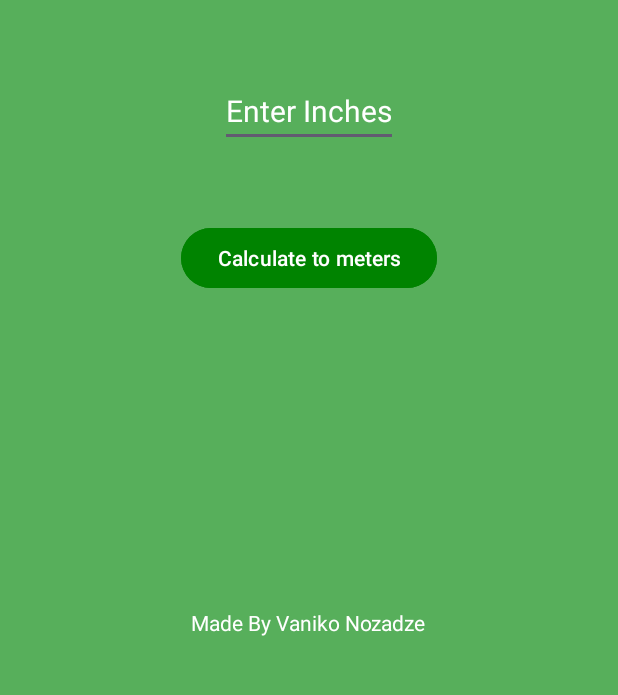
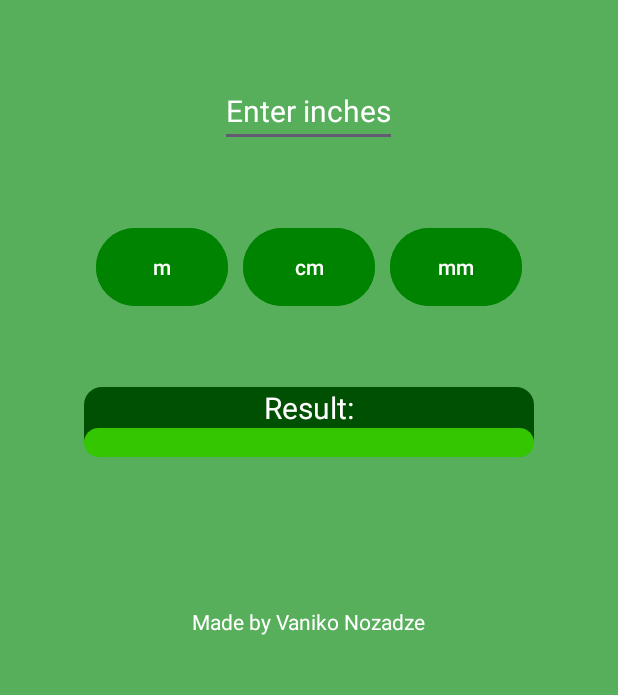
Before and after one commit to Vaniko1/InchesConverterApp, an Android app: the screen it shows after launch (MainActivity), on a phone screen of 412 x 824 dp, the part 511-1206 px from its top. Run offline under Robolectric (Android 15) with nearby library versions, the phone set to English and light mode, and no system bars.

Commit message:
added cm and mm buttons with functionality

```diff
--- a/app/src/main/java/com/vinnorman/inchesconverter/MainActivity.java
+++ b/app/src/main/java/com/vinnorman/inchesconverter/MainActivity.java
@@ -15,7 +15,11 @@ public class MainActivity extends AppCompatActivity {
 
     EditText inchesEditText;
 
-    Button calculateButton;
+    Button metersButton;
+
+    Button centimetersButton;
+
+    Button millimetersButton;
 
     TextView resultTextView;
 
@@ -24,8 +28,53 @@ public class MainActivity extends AppCompatActivity {
         super.onCreate(savedInstanceState);
         setContentView(R.layout.activity_main);
         findViews();
+        calculateToMeters();
+        calculateToCentimeters();
+        calculateToMillimeters();
+    }
 
-        calculateButton.setOnClickListener(new View.OnClickListener() {
+    private void calculateToMillimeters() {
+        millimetersButton.setOnClickListener(new View.OnClickListener() {
+            @Override
+            public void onClick(View v) {
+                String inchesText = inchesEditText.getText().toString();
+                if (inchesText.isEmpty()) {
+                    resultTextView.setText("");
+                    Toast.makeText(MainActivity.this, "Please enter a value!", Toast.LENGTH_SHORT).show();
+                } else {
+                    int inches = Integer.parseInt(inchesText);
+                    double meters = convertToMillimeters(inches);
+                    DecimalFormat myFormatter = new DecimalFormat("0.00");
+                    String metersText = myFormatter.format(meters);
+                    resultTextView.setText(inchesText + " Inch = " + metersText + " millimeters");
+                    Toast.makeText(MainActivity.this, "Converted Successfully!", Toast.LENGTH_SHORT).show();
+                }
+            }
+        });
+    }
+
+    private void calculateToCentimeters() {
+        centimetersButton.setOnClickListener(new View.OnClickListener() {
+            @Override
+            public void onClick(View v) {
+                String inchesText = inchesEditText.getText().toString();
+                if (inchesText.isEmpty()) {
+                    resultTextView.setText("");
+                    Toast.makeText(MainActivity.this, "Please enter a value!", Toast.LENGTH_SHORT).show();
+                } else {
+                    int inches = Integer.parseInt(inchesText);
+                    double meters = convertToCentimeters(inches);
+                    DecimalFormat myFormatter = new DecimalFormat("0.00");
+                    String metersText = myFormatter.format(meters);
+                    resultTextView.setText(inchesText + " Inch = " + metersText + " centimeters");
+                    Toast.makeText(MainActivity.this, "Converted Successfully!", Toast.LENGTH_SHORT).show();
+                }
+            }
+        });
+    }
+
+    private void calculateToMeters() {
+        metersButton.setOnClickListener(new View.OnClickListener() {
             @Override
             public void onClick(View v) {
                 String inchesText = inchesEditText.getText().toString();
@@ -46,7 +95,9 @@ public class MainActivity extends AppCompatActivity {
 
     private void findViews() {
         inchesEditText = findViewById(R.id.inchesEditText);
-        calculateButton = findViewById(R.id.calculateButton);
+        metersButton = findViewById(R.id.metersButton);
+        centimetersButton = findViewById(R.id.centimetersButton);
+        millimetersButton = findViewById(R.id.millimetersButton);
         resultTextView = findViewById(R.id.resultTextView);
     }
 
@@ -54,5 +105,14 @@ public class MainActivity extends AppCompatActivity {
         return inches * 0.0254;
     }
 
+    private double convertToCentimeters(int inches) {
+        return inches * 2.54;
+    }
+
+    private double convertToMillimeters(int inches) {
+        return inches * 25.4;
+    }
+
+
 
 }
--- /dev/null
+++ b/app/src/main/res/drawable/roundstyle.xml
@@ -0,0 +1,6 @@
+<?xml version="1.0" encoding="utf-8"?>
+<shape xmlns:android="http://schemas.android.com/apk/res/android">
+
+    <corners android:radius="12dp"/>
+
+</shape>
--- a/app/src/main/res/layout/activity_main.xml
+++ b/app/src/main/res/layout/activity_main.xml
@@ -26,31 +26,74 @@
         android:layout_width="wrap_content"
         android:layout_height="wrap_content"
         android:layout_margin="50dp"
-        android:hint="Enter Inches"
+        android:hint="Enter inches"
         android:inputType="number"
+        android:textColor="#fff"
         android:textColorHint="#fff"
-        android:textColor="#fff"
         android:textSize="20dp" />
 
-    <Button
-        android:id="@+id/calculateButton"
-        android:layout_width="wrap_content"
+    <LinearLayout
+        android:layout_width="match_parent"
         android:layout_height="wrap_content"
-        android:backgroundTint="#008300"
-        android:text="Calculate to meters" />
+        android:gravity="center_horizontal"
+        android:orientation="horizontal">
 
-    <TextView
-        android:id="@+id/resultTextView"
+        <Button
+            android:id="@+id/metersButton"
+            android:layout_width="wrap_content"
+            android:layout_height="60dp"
+            android:backgroundTint="#008300"
+            android:text="m" />
+
+        <Button
+            android:id="@+id/centimetersButton"
+            android:layout_width="wrap_content"
+            android:layout_height="60dp"
+            android:layout_marginLeft="10dp"
+            android:layout_marginRight="10dp"
+            android:backgroundTint="#008300"
+            android:text="cm" />
+
+        <Button
+            android:id="@+id/millimetersButton"
+            android:layout_width="wrap_content"
+            android:layout_height="60dp"
+            android:backgroundTint="#008300"
+            android:text="mm" />
+
+    </LinearLayout>
+
+    <LinearLayout
         android:layout_width="wrap_content"
         android:layout_height="wrap_content"
         android:layout_marginTop="50dp"
-        android:textColor="#fff"/>
+        android:background="@drawable/roundstyle"
+        android:backgroundTint="#005003"
+        android:orientation="vertical">
+
+        <TextView
+            android:layout_width="wrap_content"
+            android:layout_height="wrap_content"
+            android:layout_gravity="center_horizontal"
+            android:text="Result:"
+            android:textColor="#fff"
+            android:textSize="20dp" />
+
+        <TextView
+            android:id="@+id/resultTextView"
+            android:layout_width="300dp"
+            android:layout_height="wrap_content"
+            android:background="@drawable/roundstyle"
+            android:backgroundTint="#34C600"
+            android:gravity="center_horizontal"
+            android:textColor="#fff" />
+    </LinearLayout>
 
     <TextView
         android:layout_width="wrap_content"
         android:layout_height="wrap_content"
-        android:layout_marginTop="140dp"
-        android:text="Made By Vaniko Nozadze"
+        android:layout_marginTop="100dp"
+        android:text="Made by Vaniko Nozadze"
         android:textColor="#fff" />
 
 </LinearLayout>
```
